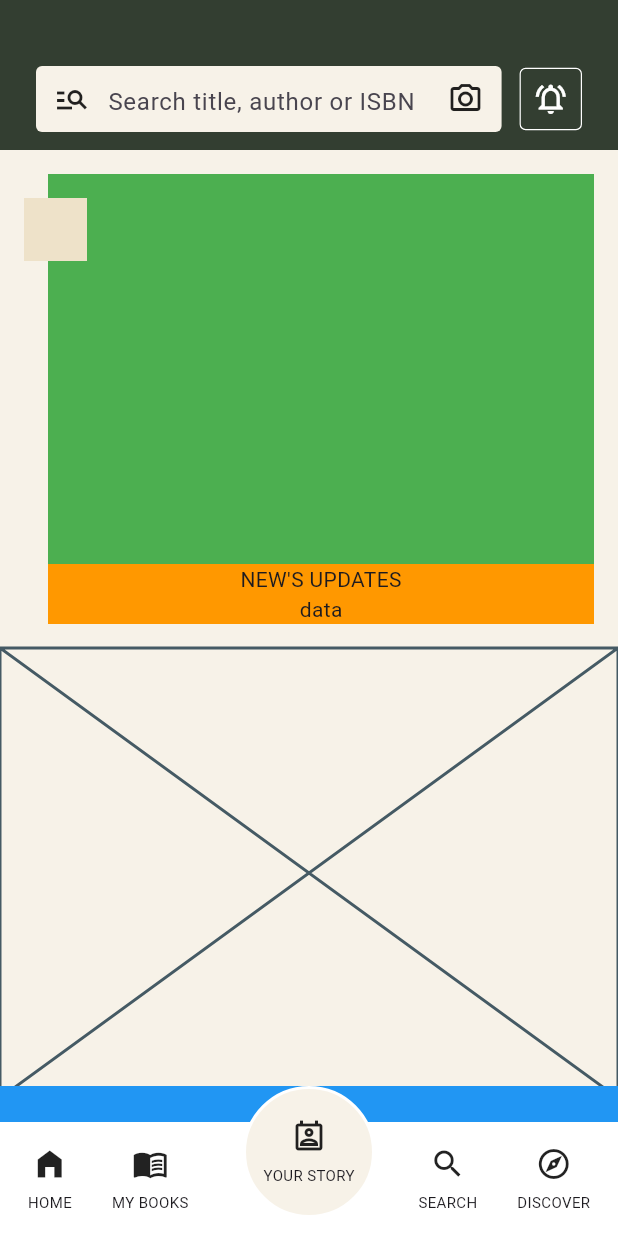
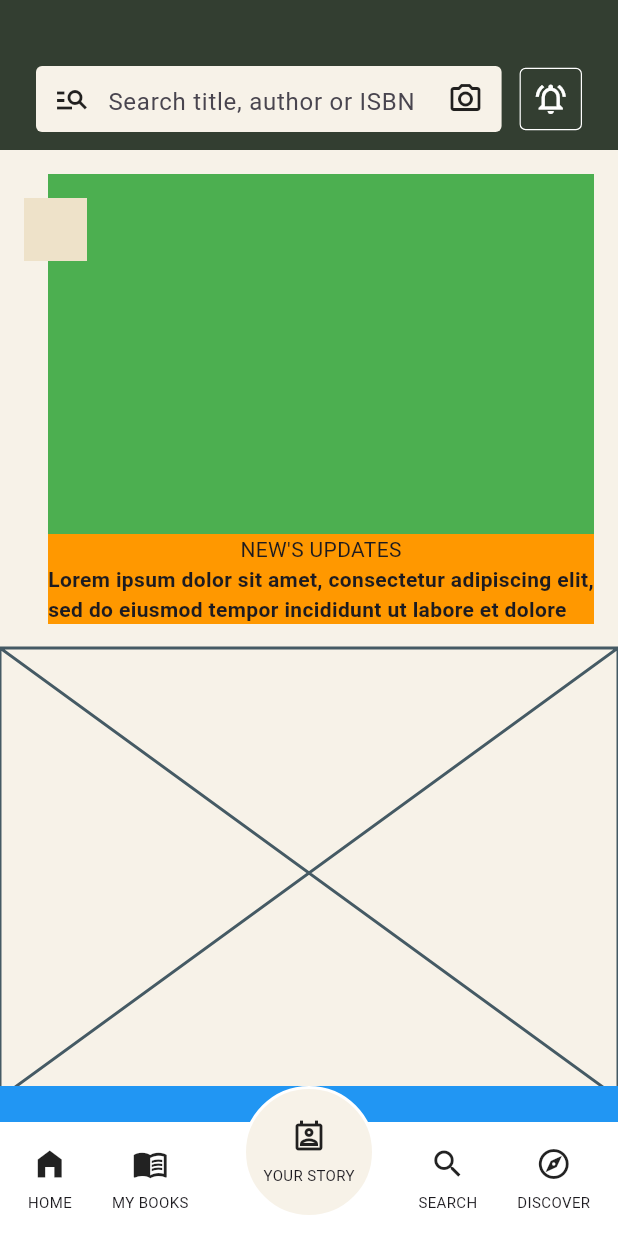
Before and after one commit to JAICHANGPARK/flutter_notebook_chapter_43, a Flutter app: the NewsFeedHomePage screen opened directly, on a phone screen of 412 x 824 dp. Run offline on Flutter 3.47's test engine with Material 3 defaults, Android fonts, the phone set to English and light mode, and no system bars; our stand-ins replace gap, hugeicons.

Commit message:
Update news_feed_home_page.dart

```diff
--- a/lib/ep2163_newsfeed_app/views/news_feed_home_page.dart
+++ b/lib/ep2163_newsfeed_app/views/news_feed_home_page.dart
@@ -105,7 +105,13 @@ class _NewsFeedHomePageState extends State<NewsFeedHomePage> {
                                         ),
                                       ),
                                       Text("NEW'S UPDATES"),
-                                      Text("data")
+                                      Text(
+                                        "Lorem ipsum dolor sit amet, consectetur adipiscing elit, sed do eiusmod tempor incididunt ut labore et dolore magna aliqua. Ut enim ad minim veniam, ",
+                                        maxLines: 2,
+                                        style: TextStyle(
+                                          fontWeight: FontWeight.bold,
+                                        ),
+                                      )
                                     ],
                                   ),
                                 ),
```
